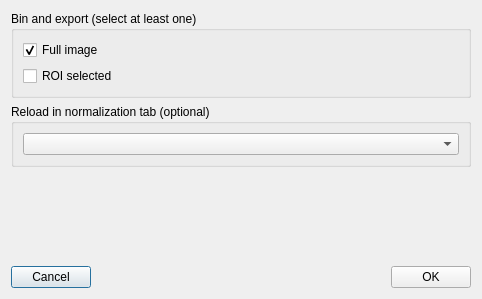
Qt form src/ibeatles/ui/ui_tof_bin_export.ui (ornlneutronimaging/iBeatles) before a commit.
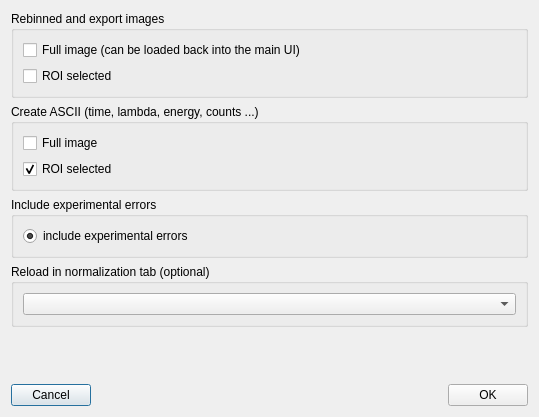
The same form after that commit.

Commit message: 325 experimental error in binning (#329)

Diff of the .ui file:
```diff
--- a/src/ibeatles/ui/ui_tof_bin_export.ui
+++ b/src/ibeatles/ui/ui_tof_bin_export.ui
@@ -9,18 +9,41 @@
    <rect>
     <x>0</x>
     <y>0</y>
-    <width>482</width>
-    <height>299</height>
+    <width>539</width>
+    <height>417</height>
    </rect>
   </property>
   <property name="windowTitle">
    <string>Bin TOF folders</string>
   </property>
   <layout class="QVBoxLayout" name="verticalLayout_2">
+   <item>
+    <widget class="QGroupBox" name="groupBox_3">
+     <property name="title">
+      <string>Rebinned and export images</string>
+     </property>
+     <layout class="QVBoxLayout" name="verticalLayout_4">
+      <item>
+       <widget class="QCheckBox" name="rebin_full_images_checkBox">
+        <property name="text">
+         <string>Full image (can be loaded back into the main UI)</string>
+        </property>
+       </widget>
+      </item>
+      <item>
+       <widget class="QCheckBox" name="rebin_roi_selected_checkBox">
+        <property name="text">
+         <string>ROI selected</string>
+        </property>
+       </widget>
+      </item>
+     </layout>
+    </widget>
+   </item>
    <item>
     <widget class="QGroupBox" name="groupBox">
      <property name="title">
-      <string>Bin and export (select at least one)</string>
+      <string>Create ASCII (time, lambda, energy, counts ...)</string>
      </property>
      <layout class="QVBoxLayout" name="verticalLayout">
       <item>
@@ -29,7 +52,7 @@
          <string>Full image</string>
         </property>
         <property name="checked">
-         <bool>true</bool>
+         <bool>false</bool>
         </property>
        </widget>
       </item>
@@ -37,6 +60,28 @@
        <widget class="QCheckBox" name="roi_checkBox">
         <property name="text">
          <string>ROI selected</string>
+        </property>
+        <property name="checked">
+         <bool>true</bool>
+        </property>
+       </widget>
+      </item>
+     </layout>
+    </widget>
+   </item>
+   <item>
+    <widget class="QGroupBox" name="groupBox_2">
+     <property name="title">
+      <string>Include experimental errors</string>
+     </property>
+     <layout class="QVBoxLayout" name="verticalLayout_3">
+      <item>
+       <widget class="QRadioButton" name="use_experimental_errors_radioButton">
+        <property name="text">
+         <string>include experimental errors</string>
+        </property>
+        <property name="checked">
+         <bool>true</bool>
         </property>
        </widget>
       </item>
```
Left out of the diff: 8 changed lines with no effect on the pictures. The commit also changes 13 other files.
